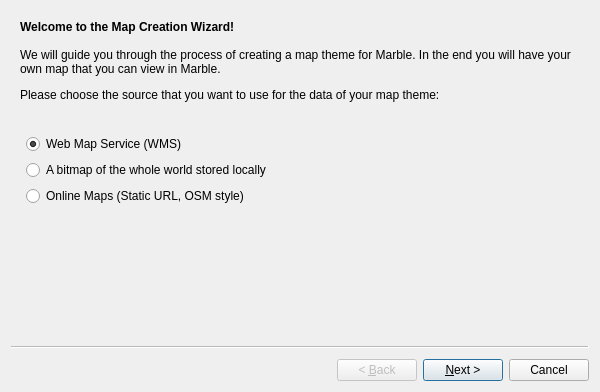
KDE/marble, file src/lib/MapWizard.ui: the form before one commit.
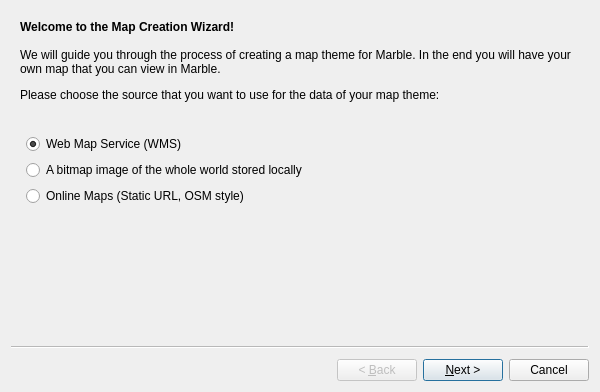
The form after the commit. Icons and pictures are not drawn.

Commit message:
Proof-reading strings in the Map Wizard.  The term bitmap is not likely to be widely understood, though is necessary in this context to distinguish from vector images.  As a compromise, following a discussion on IRC, have gone for 'bitmap image'.
Other minor changes:

* harddisc -> disk
* worldmap -> world map
* can't -> cannot.  See the note on contractions in the HIG:

  http://techbase.kde.org/Projects/Usability/HIG/Contractions

Patch:
```diff
--- a/src/lib/MapWizard.ui
+++ b/src/lib/MapWizard.ui
@@ -70,7 +70,7 @@
        <string>You need to provide a bitmap of a worldmap that is stored on your harddisc.</string>
       </property>
       <property name="text">
-       <string>A bitmap of the whole world stored locally</string>
+       <string>A bitmap image of the whole world stored locally</string>
       </property>
      </widget>
     </item>
```
Left out of the diff: 4 changed lines with no effect on the pictures. The commit also changes 1 other file.
